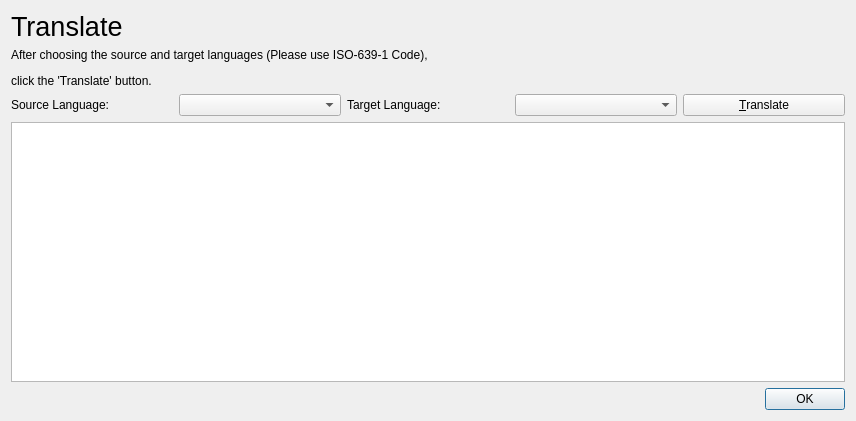
Above: gtranslatedialog.ui from enjoysoftware/cute-light-text-previewer before the change. Below: the same form after it.
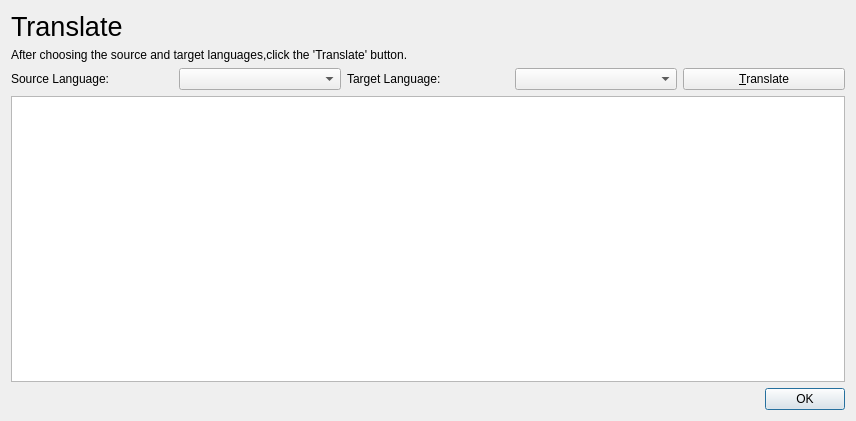
That is the form after the change.

Commit message: Update 'Translate' Dialog's UI

Patch:
```diff
--- a/gtranslatedialog.ui
+++ b/gtranslatedialog.ui
@@ -57,7 +57,7 @@
    <item row="1" column="0" colspan="5">
     <widget class="QLabel" name="explainlabel">
      <property name="text">
-      <string>&lt;html&gt;&lt;head/&gt;&lt;body&gt;&lt;p&gt;After choosing the source and target languages (Please use ISO-639-1 Code),&lt;/p&gt;&lt;p&gt;click the 'Translate' button.&lt;/p&gt;&lt;/body&gt;&lt;/html&gt;</string>
+      <string>&lt;html&gt;&lt;head/&gt;&lt;body&gt;&lt;p&gt;After choosing the source and target languages,click the 'Translate' button.&lt;/p&gt;&lt;/body&gt;&lt;/html&gt;</string>
      </property>
     </widget>
    </item>
```
The commit also changes 1 other file.
